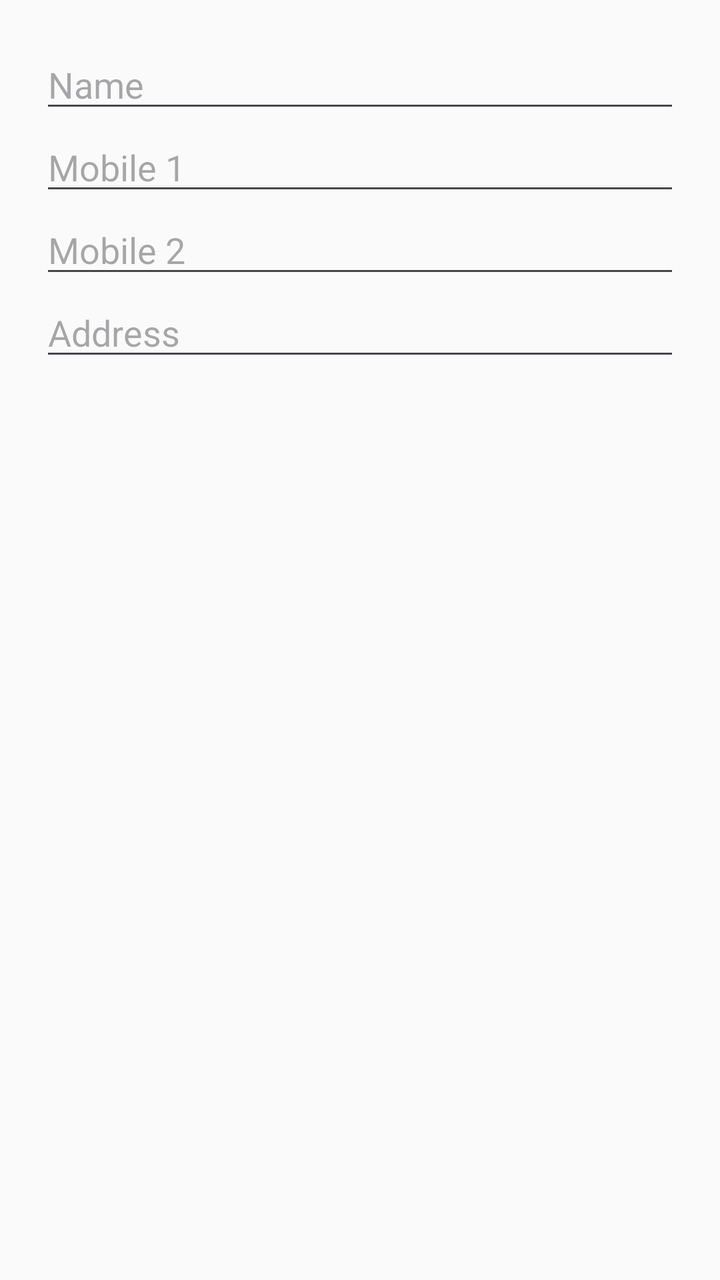
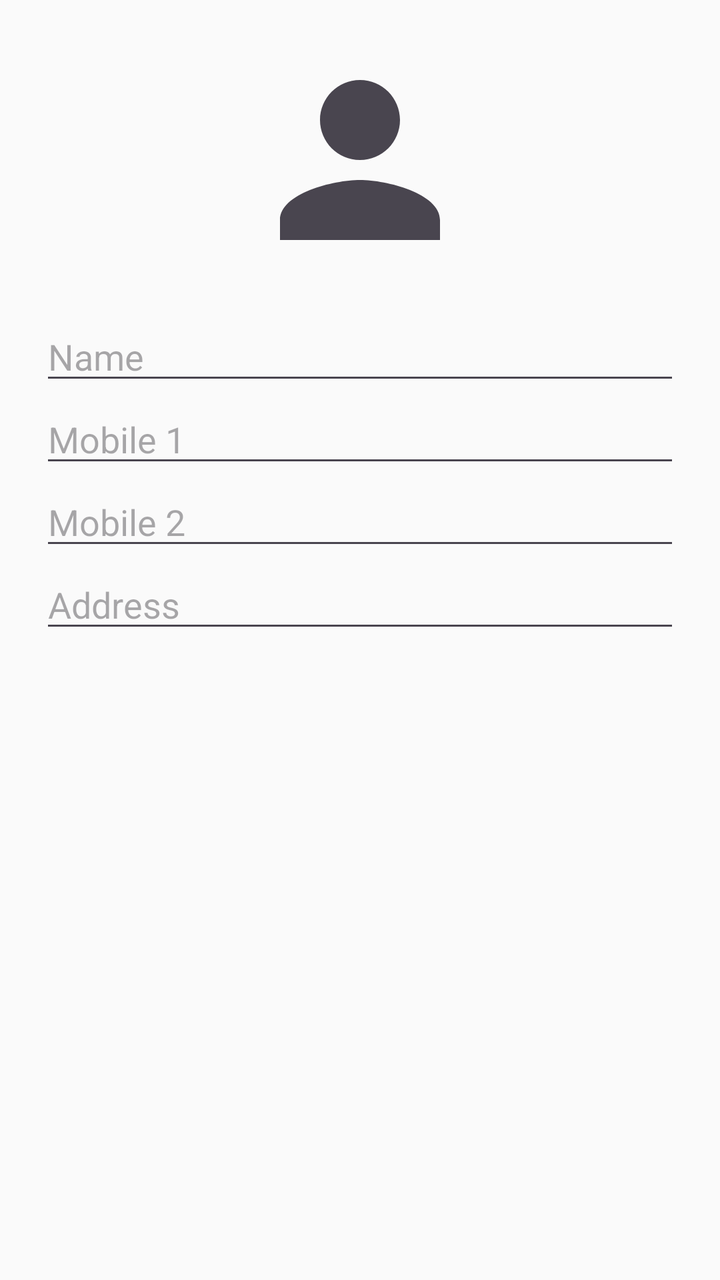

Screens rendered from an Android XML layout before and after an edit, with the pre-edit source and the edit as a unified diff.
<!-- AndroidManifest.xml: application theme Theme.MilkDelivery -->
<!-- res/layout/dialog_edit_staff.xml -->
<?xml version="1.0" encoding="utf-8"?>
<LinearLayout
    xmlns:android="http://schemas.android.com/apk/res/android"
    android:padding="20dp"
    android:orientation="vertical"
    android:layout_width="match_parent"
    android:layout_height="wrap_content">

    <EditText
        android:id="@+id/etName"
        android:hint="Name"
        android:layout_width="match_parent"
        android:layout_height="wrap_content"/>

    <EditText
        android:id="@+id/etMobile1"
        android:hint="Mobile 1"
        android:inputType="phone"
        android:layout_width="match_parent"
        android:layout_height="wrap_content"/>

    <EditText
        android:id="@+id/etMobile2"
        android:hint="Mobile 2"
        android:inputType="phone"
        android:layout_width="match_parent"
        android:layout_height="wrap_content"/>

    <EditText
        android:id="@+id/etAddress"
        android:hint="Address"
        android:layout_width="match_parent"
        android:layout_height="wrap_content"/>
</LinearLayout>
<!-- resources referenced by this layout -->
<resources>
  <style name="Theme.MilkDelivery" parent="Theme.Material3.DayNight.NoActionBar">
          
          <item name="colorPrimary">@color/primary</item>
          <item name="colorPrimaryDark">@color/primary_dark</item>
          <item name="colorSecondary">@color/secondary</item>
          <item name="android:statusBarColor">@color/primary</item>
          <item name="android:windowLightStatusBar">false</item>
          
          
          <item name="colorSurface">@color/surface</item>
          <item name="colorOnSurface">@color/on_surface</item>
          <item name="android:windowBackground">@color/background</item>
          <item name="colorSurfaceVariant">@color/surface_variant</item>
          <item name="colorOnSurfaceVariant">@color/on_surface_variant</item>
          
          
          <item name="materialCardViewStyle">@style/Widget.Material3.CardView.Elevated</item>
      </style>
  <color name="primary">#005B41</color>
  <color name="primary_dark">#00402E</color>
  <color name="secondary">#03DAC6</color>
  <color name="surface">#FFFFFF</color>
  <color name="on_surface">#212121</color>
  <color name="background">#FAFAFA</color>
  <color name="surface_variant">#F4F4F4</color>
  <color name="on_surface_variant">#555555</color>
</resources>

<!-- the commit's change to res/layout/dialog_edit_staff.xml (unified diff, before → after) -->
@@ -5,6 +5,15 @@
     android:orientation="vertical"
     android:layout_width="match_parent"
     android:layout_height="wrap_content">
+
+    <ImageView
+        android:id="@+id/imgDocument"
+        android:layout_width="120dp"
+        android:layout_height="120dp"
+        android:layout_gravity="center"
+        android:layout_marginBottom="16dp"
+        android:scaleType="centerCrop"
+        android:src="@drawable/ic_person"/>
 
     <EditText
         android:id="@+id/etName"
<!-- resource entries referenced after the edit -->
@@ -1,5 +1,16 @@
 <!-- resources referenced by this layout -->
 <resources>
+  <!-- drawable ic_person (drawable) -->
+  <vector xmlns:android="http://schemas.android.com/apk/res/android"
+      android:width="24dp"
+      android:height="24dp"
+      android:viewportWidth="24"
+      android:viewportHeight="24"
+      android:tint="?attr/colorControlNormal">
+    <path
+        android:fillColor="@android:color/white"
+        android:pathData="M12,12c2.21,0 4,-1.79 4,-4s-1.79,-4 -4,-4 -4,1.79 -4,4 1.79,4 4,4zM12,14c-2.67,0 -8,1.34 -8,4v2h16v-2c0,-2.66 -5.33,-4 -8,-4z"/>
+  </vector>
   <style name="Theme.MilkDelivery" parent="Theme.Material3.DayNight.NoActionBar">
           
           <item name="colorPrimary">@color/primary</item>
